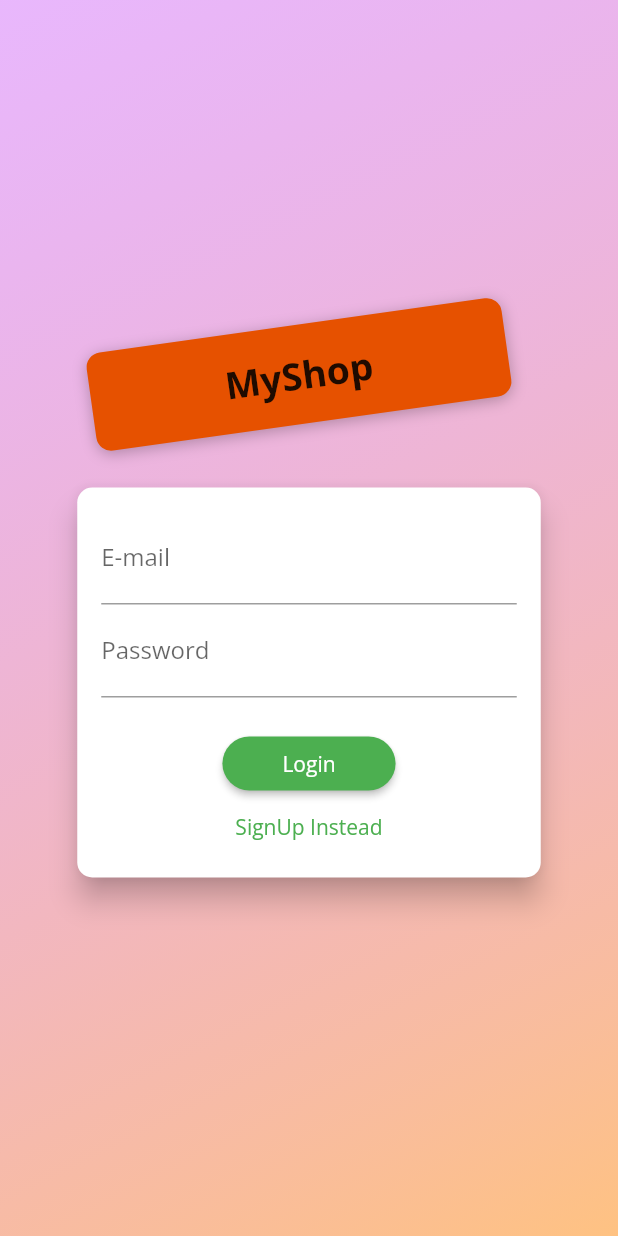
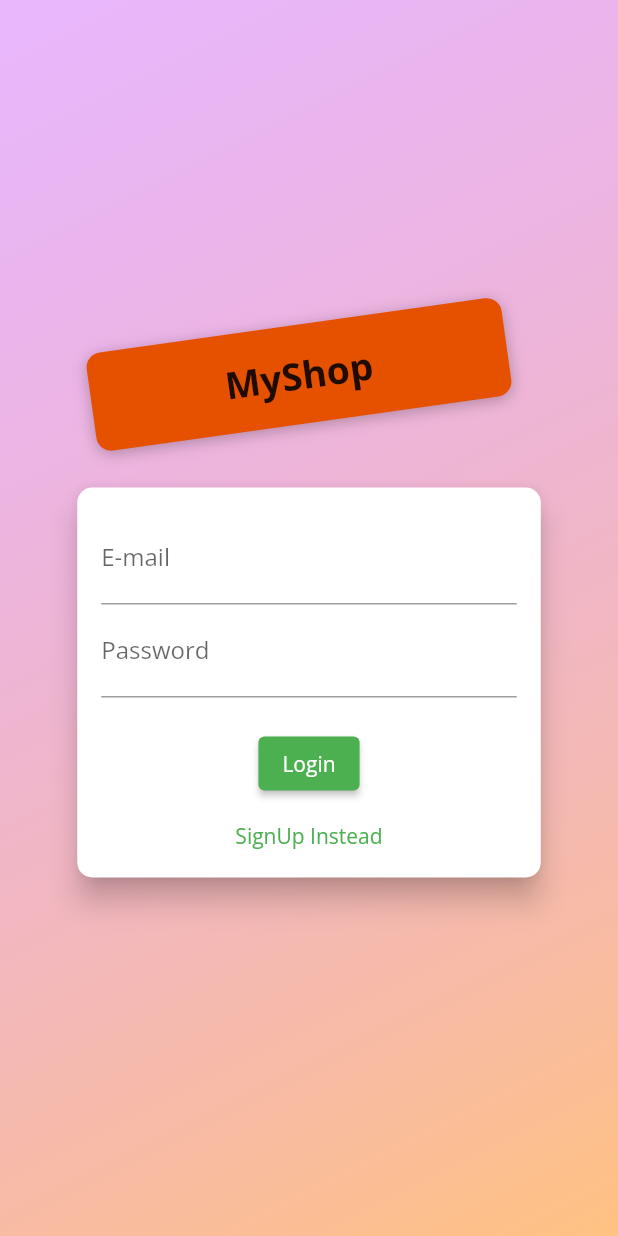
Before and after one commit to rafliandreansyah/shop_app, a Flutter app: the screen it shows after launch, on a phone screen of 412 x 824 dp. Run offline on Flutter 3.47's test engine with Material 2 defaults, Android fonts, the phone set to English and light mode, and no system bars.

Commit message:
update widget

```diff
--- a/lib/screens/auth_screen.dart
+++ b/lib/screens/auth_screen.dart
@@ -204,7 +204,7 @@ class _AuthCardState extends State<AuthCard> {
                 if (_isLoading)
                   const CircularProgressIndicator()
                 else
-                  RaisedButton(
+                  ElevatedButton(
                     onPressed: () {},
                     child: Text(
                       _authMode == AuthMode.Login ? 'Login' : 'Sign Up',
@@ -215,24 +215,22 @@ class _AuthCardState extends State<AuthCard> {
                       ),
                       textAlign: TextAlign.center,
                     ),
-                    shape: RoundedRectangleBorder(
-                      borderRadius: BorderRadius.circular(20.0),
+                    style: ElevatedButton.styleFrom(
+                      primary: Theme.of(context).primaryColor,
+                      padding: const EdgeInsets.symmetric(
+                          vertical: 4.0, horizontal: 16.0),
                     ),
-                    padding: const EdgeInsets.symmetric(
-                      horizontal: 40.0,
-                      vertical: 8.0,
-                    ),
-                    color: Theme.of(context).primaryColor,
-                    textColor: Colors.white,
                   ),
-                FlatButton(
+                TextButton(
                   onPressed: _switchAuthMode,
                   child: Text(
-                      '${_authMode == AuthMode.Login ? 'SignUp' : 'Login'} Instead'),
-                  textColor: Theme.of(context).primaryColor,
-                  padding:
-                      const EdgeInsets.symmetric(horizontal: 30.0, vertical: 4),
-                  materialTapTargetSize: MaterialTapTargetSize.shrinkWrap,
+                    '${_authMode == AuthMode.Login ? 'SignUp' : 'Login'} Instead',
+                    style: TextStyle(color: Theme.of(context).primaryColor),
+                  ),
+                  style: TextButton.styleFrom(
+                    padding: const EdgeInsets.symmetric(
+                        horizontal: 30.0, vertical: 4),
+                  ),
                 )
               ],
             ),
--- a/lib/screens/edit_product_screen.dart
+++ b/lib/screens/edit_product_screen.dart
@@ -104,7 +104,7 @@ class _EditProductScreenState extends State<EditProductScreen> {
                   title: Text('something wrong!'),
                   content: Text(onError.toString()),
                   actions: [
-                    FlatButton(
+                    TextButton(
                       onPressed: () => Navigator.of(context).pop(),
                       child: Text('Okey'),
                     ),
--- a/lib/widgets/cart_item.dart
+++ b/lib/widgets/cart_item.dart
@@ -50,7 +50,7 @@ class CartItem extends StatelessWidget {
             title: const Text('Are you sure?'),
             content: const Text('Do you want to remove item from the cart?'),
             actions: [
-              FlatButton(
+              TextButton(
                 child: const Text(
                   'No',
                   style: TextStyle(
@@ -59,7 +59,7 @@ class CartItem extends StatelessWidget {
                 ),
                 onPressed: () => Navigator.of(ctx).pop(false),
               ),
-              FlatButton(
+              TextButton(
                 child: const Text(
                   'Yes',
                   style: TextStyle(
--- a/lib/widgets/product_item.dart
+++ b/lib/widgets/product_item.dart
@@ -10,7 +10,7 @@ class ProductItem extends StatelessWidget {
   Widget build(BuildContext context) {
     final product = Provider.of<Product>(context, listen: false);
     final cart = Provider.of<Cart>(context, listen: false);
-    var scaffold = Scaffold.of(context);
+    var scaffold = ScaffoldMessenger.of(context);
     print('Rebuild');
     return ClipRRect(
       borderRadius: BorderRadius.circular(16),
--- a/lib/widgets/user_product_item.dart
+++ b/lib/widgets/user_product_item.dart
@@ -13,7 +13,7 @@ class UserProductItem extends StatelessWidget {
 
   @override
   Widget build(BuildContext context) {
-    var scaffold = Scaffold.of(context);
+    var scaffold = ScaffoldMessenger.of(context);
     return ListTile(
       title: Text(title),
       leading: CircleAvatar(
```
Also changed, not shown: lib/screens/cart_screen.dart (+7 -3 lines), pubspec.lock.
